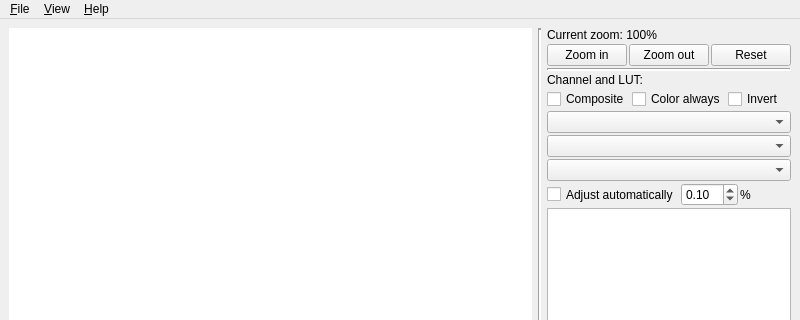
First picture: the form in ui/mainwindow.ui, repository takushim/momotrack, before the edit; both pictures show x 0 to 800 and y 0 to 320 of the 800 by 640 pixel window.
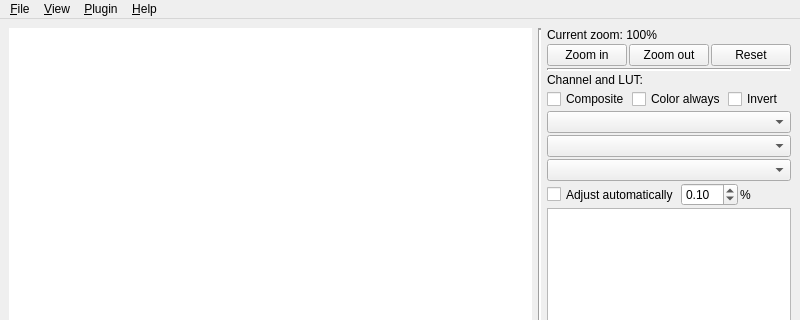
Second picture: the form after the edit.

Commit message: Implemented basic plugin loading

The edit to the form file:
```diff
--- a/ui/mainwindow.ui
+++ b/ui/mainwindow.ui
@@ -768,8 +768,14 @@
     <addaction name="action_quick_help"/>
     <addaction name="action_about_this"/>
    </widget>
+   <widget class="QMenu" name="menu_plugin">
+    <property name="title">
+     <string>&amp;Plugin</string>
+    </property>
+   </widget>
    <addaction name="menu_file"/>
    <addaction name="menu_view"/>
+   <addaction name="menu_plugin"/>
    <addaction name="menu_help"/>
   </widget>
   <action name="action_open_image">
```
Left out of the diff: 6 changed lines with no effect on the pictures. The commit also changes 4 other files.
